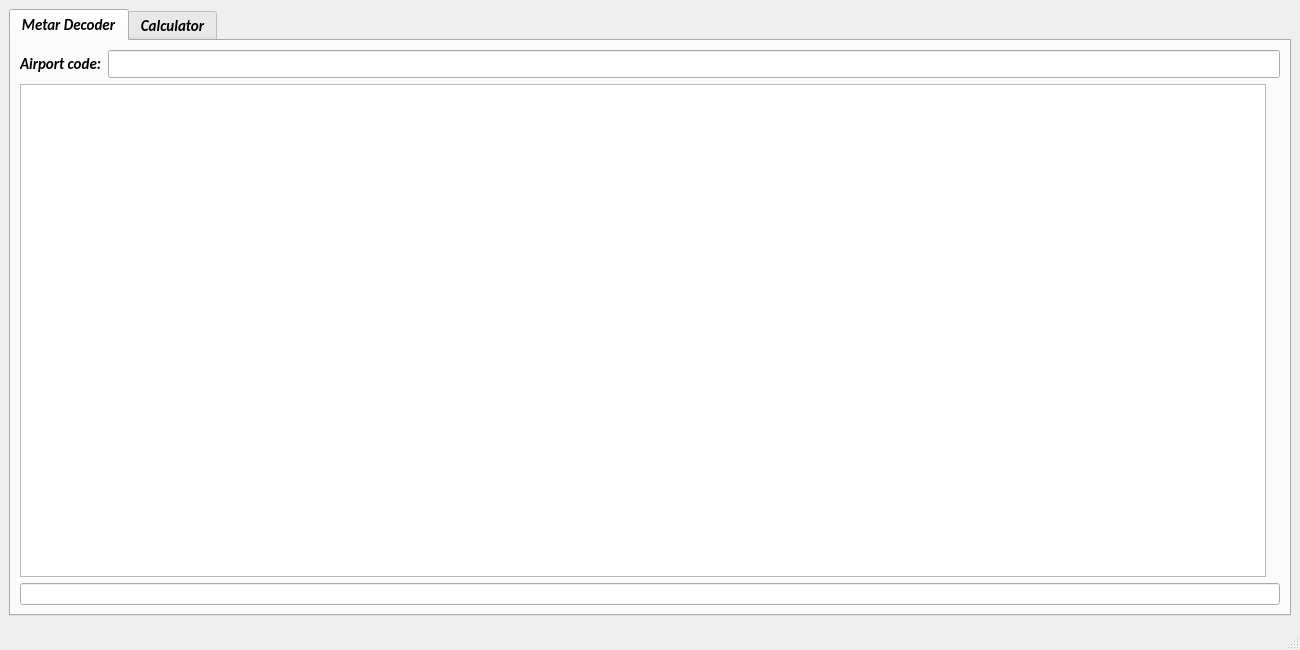
Sergey207/Metar-decoder, file Designs/mainWindow.ui: the form before one commit.
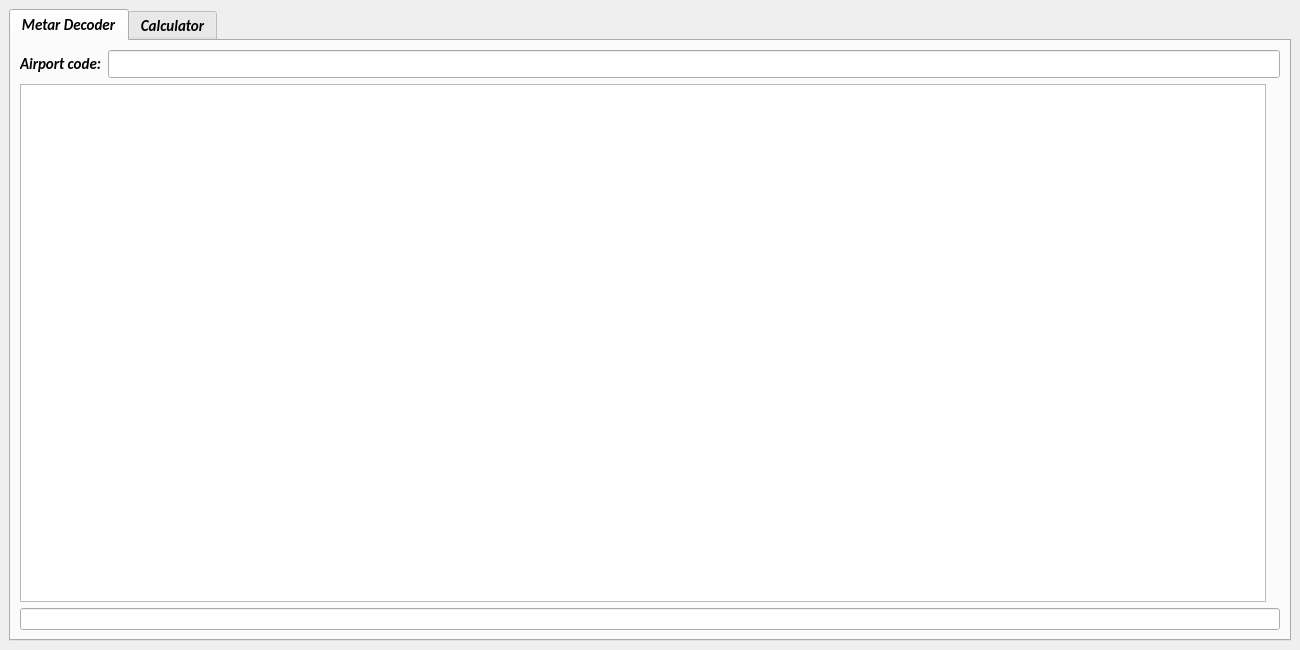
The form after the commit.

Commit message: Deleted statusbar

What changed in the file:
```diff
--- a/Designs/mainWindow.ui
+++ b/Designs/mainWindow.ui
@@ -853,7 +853,6 @@
     </item>
    </layout>
   </widget>
-  <widget class="QStatusBar" name="status_bar"/>
  </widget>
  <resources/>
  <connections/>
```
Left out of the diff: 2 changed lines with no effect on the pictures. The commit also changes 2 other files.
